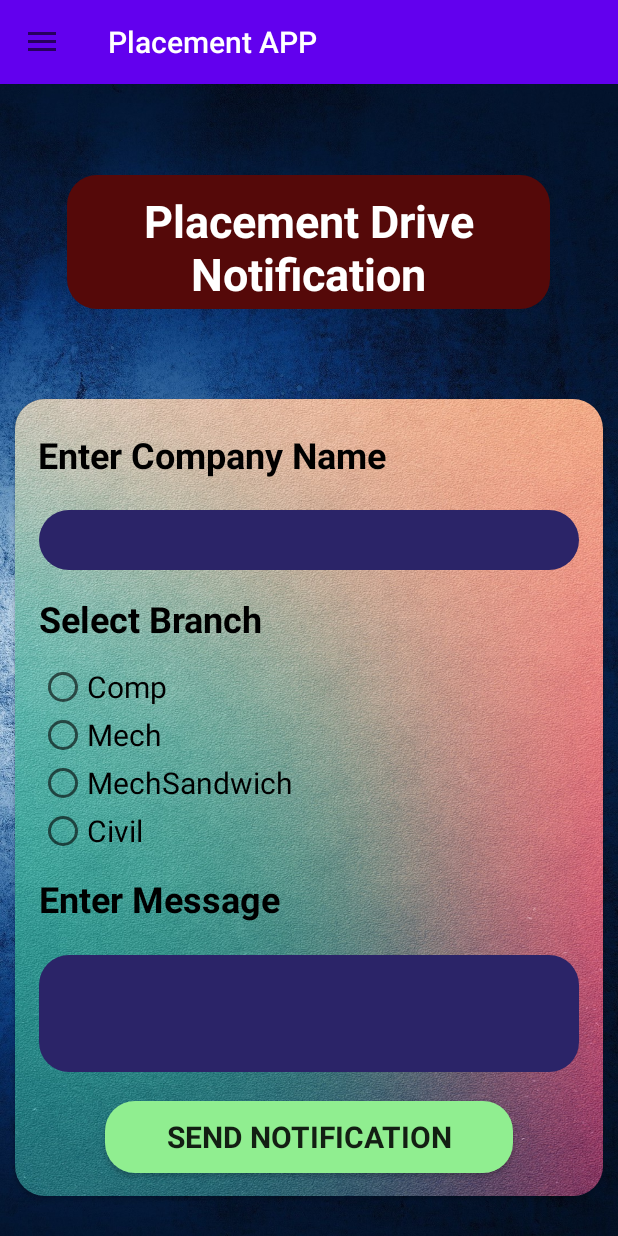
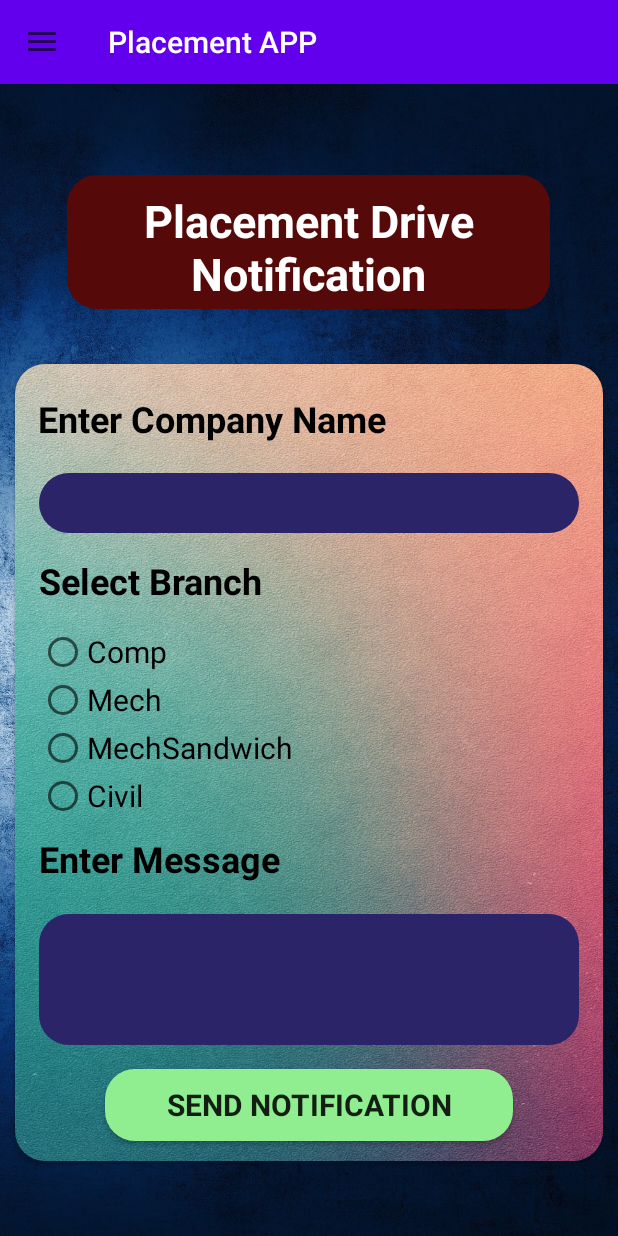
Before and after one commit to nishantduttm/Placement-APP, an Android app: the fragment SendNotificationFragment placed in its activity, on a phone screen of 412 x 824 dp. Run offline under Robolectric (Android 15) with nearby library versions, the phone set to English and light mode, and no system bars; our stand-ins replace Firebase (no records; nobody signed in at launch, a user with empty details on screens opened directly), Volley; Roboto replaces fonts that are not available here; 1 statement that could not run was skipped.

Commit message:
Minor UI Changes

```diff
--- a/app/src/main/res/layout/fragment_send_notification.xml
+++ b/app/src/main/res/layout/fragment_send_notification.xml
@@ -24,7 +24,8 @@
         app:layout_constraintEnd_toEndOf="parent"
         app:layout_constraintHorizontal_bias="0.494"
         app:layout_constraintStart_toStartOf="parent"
-        app:layout_constraintTop_toTopOf="parent" />
+        app:layout_constraintTop_toTopOf="parent"
+        app:layout_constraintVertical_bias="0.623" />
 
     <androidx.cardview.widget.CardView
         android:id="@+id/cardView3"
@@ -36,10 +37,10 @@
         app:cardCornerRadius="20dp"
         app:layout_constraintBottom_toBottomOf="parent"
         app:layout_constraintEnd_toEndOf="parent"
-        app:layout_constraintHorizontal_bias="0.8"
+        app:layout_constraintHorizontal_bias="0.473"
         app:layout_constraintStart_toStartOf="parent"
         app:layout_constraintTop_toTopOf="parent"
-        app:layout_constraintVertical_bias="0.886">
+        app:layout_constraintVertical_bias="0.79">
 
         <androidx.constraintlayout.widget.ConstraintLayout
             android:layout_width="match_parent"
@@ -85,7 +86,7 @@
                 android:backgroundTint="#2B2468"
                 android:ems="10"
                 android:inputType="none"
-                android:padding="5dp"
+                android:padding="10dp"
                 android:textColor="#FFFFFF"
                 app:layout_constraintBottom_toTopOf="@+id/message"
                 app:layout_constraintEnd_toEndOf="parent"
@@ -122,7 +123,7 @@
                 android:inputType="textMultiLine"
                 android:maxLines="3"
                 android:minLines="3"
-                android:padding="5dp"
+                android:padding="10dp"
                 android:textColor="#FFFFFF"
                 app:layout_constraintBottom_toBottomOf="parent"
                 app:layout_constraintEnd_toEndOf="parent"
@@ -168,14 +169,14 @@
                     android:layout_width="wrap_content"
                     android:layout_height="wrap_content"
                     android:text="Comp"
-                    android:textSize="20sp"/>
+                    android:textSize="20sp" />
 
                 <RadioButton
                     android:id="@+id/mechBox"
                     android:layout_width="wrap_content"
                     android:layout_height="wrap_content"
                     android:text="Mech"
-                    android:textSize="20sp"/>
+                    android:textSize="20sp" />
 
 
                 <RadioButton
@@ -183,14 +184,14 @@
                     android:layout_width="wrap_content"
                     android:layout_height="wrap_content"
                     android:text="MechSandwich"
-                    android:textSize="20sp"/>
+                    android:textSize="20sp" />
 
                 <RadioButton
                     android:id="@+id/civilBox"
                     android:layout_width="wrap_content"
                     android:layout_height="wrap_content"
                     android:text="Civil"
-                    android:textSize="20sp"/>
+                    android:textSize="20sp" />
 
 
             </RadioGroup>
```
